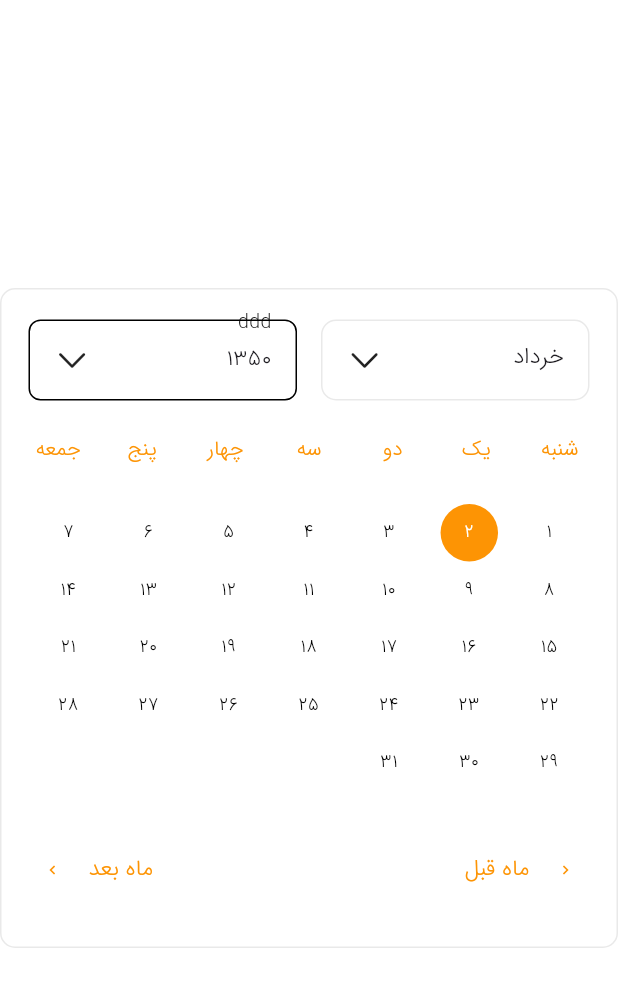
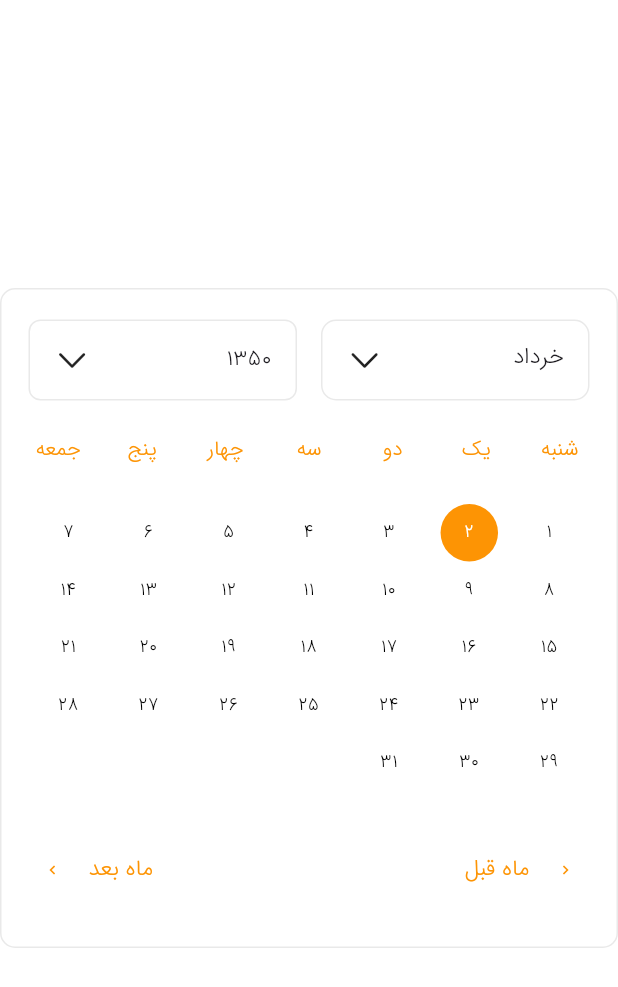
Before and after one commit to iManYarahmadi/jalali_flutter_datepicker, a Flutter app: the screen it shows after launch, on a phone screen of 412 x 824 dp. Shown: the top 987 px of the screen. Run offline on Flutter 3.47's test engine with Material 3 defaults, Android fonts, the phone set to English and light mode, and no system bars.

Commit message:
removed ماه and سال

```diff
--- a/lib/src/presentation/widgets/jalali_flutter_date_picker.dart
+++ b/lib/src/presentation/widgets/jalali_flutter_date_picker.dart
@@ -331,7 +331,7 @@ class _JalaliFlutterDatePickerState extends State<JalaliFlutterDatePicker> {
                           borderRadius: BorderRadius.circular(8.0),
                           border: Border.all(
                             width: 1,
-                            // color: const Color(0xffE9E9E9),
+                            color: const Color(0xffE9E9E9),
                           ),
                         ),
                         curve: Curves.fastLinearToSlowEaseIn,
@@ -567,20 +567,6 @@ class _JalaliFlutterDatePickerState extends State<JalaliFlutterDatePicker> {
                 ),
               ),
             ),
-            Positioned(
-              top: 0,
-              right: 20,
-              child: Container(
-                  width: 28,
-                  height: 22,
-                  decoration: const BoxDecoration(color: Colors.transparent),
-                  child: const Center(
-                    child: Text(
-                      ' ddd',
-                      style: TextStyle(color: Colors.black, fontSize: 13),
-                    ),
-                  )),
-            ),
           ],
         ),
       ],
@@ -752,17 +738,6 @@ class _JalaliFlutterDatePickerState extends State<JalaliFlutterDatePicker> {
                 ),
               ),
             ),
-            Positioned(
-              top: 0,
-              right: 20,
-              child: Container(
-                width: 25,
-                height: 18,
-                decoration: const BoxDecoration(color: Colors.transparent),
-                child: const Text(' ssss',
-                    style: TextStyle(color: Colors.black, fontSize: 13)),
-              ),
-            ),
           ],
         ),
       ],
```
